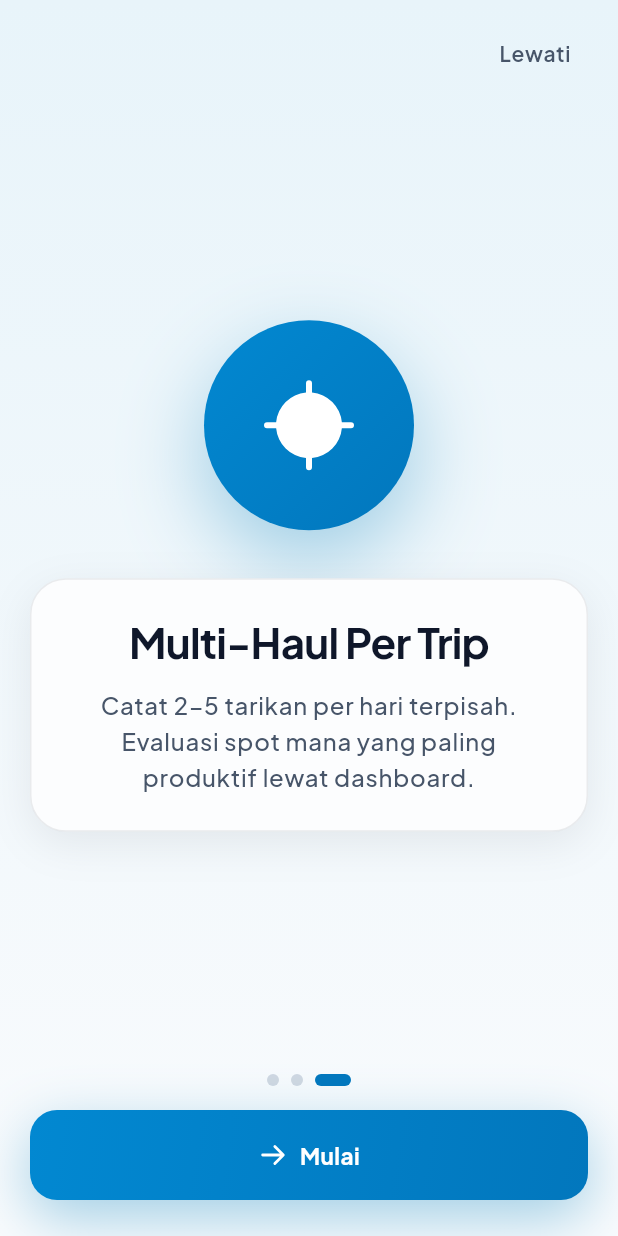
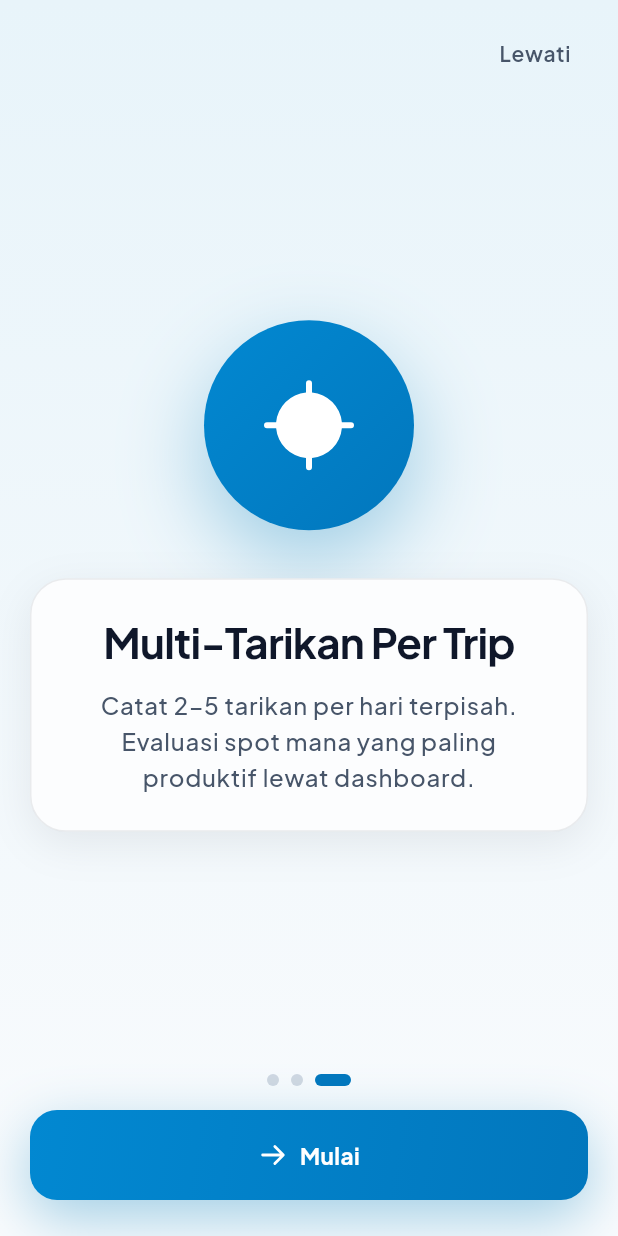
Before and after one commit to ssukahisyam/Langgeng-Sea, a Flutter app: the screen it shows after launch, swiped to page 3, on a phone screen of 412 x 824 dp. Run offline on Flutter 3.47's test engine with Material 3 defaults, Android fonts, the phone set to English and light mode, and no system bars; our stand-ins replace drift, file_picker, fl_chart, flutter_map, flutter_riverpod, geolocator and 6 more; missing offline and left inert: flutter_map_tile_caching; accounts and stored records are empty; generated files the repository leaves out were written again; project files that could hold a hidden picture were left out.

Commit message:
feat(copy): rename 'Haul' -> 'Tarikan' in user-facing UI (Track D)
- app_strings: MULAI TEBAR TRAWL -> MULAI, ANGKAT TRAWL -> BERHENTI,
  Haul Berikutnya -> Tarikan Berikutnya, MEREKAM HAUL -> MEREKAM TARIKAN,
  Belum Ada Marker -> Belum Ada Penanda
- Haul.displayName fallback: 'Haul #N' -> 'Tarikan #N'
- haul_summary_sheet: pill, hint, helper, label, a11y updated
- haul_detail_screen: AppBar, eyebrow, snackbar, ItemOptions, delete
- trip_detail_screen: section, empty state, delete body
- map_screen: recovery dialog, overlay chip, semantic labels, subtitle
- dashboard, trip_card, import, onboarding, dashboard_stats_provider

Domain/DAO/DB table names kept as 'haul' (not breaking storage).

```diff
--- a/app/lib/core/constants/app_strings.dart
+++ b/app/lib/core/constants/app_strings.dart
@@ -13,17 +13,17 @@ class AppStrings {
   static const String tabSettings = 'Pengaturan';
 
   // Tracking
-  static const String startTrawl = 'MULAI TEBAR TRAWL';
-  static const String stopTrawl = 'ANGKAT TRAWL';
+  static const String startTrawl = 'MULAI';
+  static const String stopTrawl = 'BERHENTI';
   static const String startTrip = 'MULAI TRIP';
   static const String endTrip = 'Akhiri Trip';
-  static const String nextHaul = 'Haul Berikutnya';
+  static const String nextHaul = 'Tarikan Berikutnya';
   static const String fillLogBook = 'Isi Log Book';
 
   // Status
   static const String noTrip = 'Belum Trip';
   static const String tripActive = 'Trip Aktif';
-  static const String recording = 'MEREKAM HAUL';
+  static const String recording = 'MEREKAM TARIKAN';
   static const String completed = 'Selesai';
   static const String readyToSail = 'Siap Melaut';
 
@@ -55,7 +55,7 @@ class AppStrings {
   // Empty states
   static const String emptyHistoryTitle = 'Belum Ada Trip';
   static const String emptyHistorySub = 'Mulai trip pertama Anda dari tab Peta.';
-  static const String emptyMarkersTitle = 'Belum Ada Marker';
+  static const String emptyMarkersTitle = 'Belum Ada Penanda';
   static const String emptyMarkersSub =
-      'Tekan lama di peta untuk menandai lokasi penting.';
+      'Tekan tombol + di peta untuk menandai lokasi penting.';
 }
--- a/app/lib/features/dashboard/data/dashboard_stats_provider.dart
+++ b/app/lib/features/dashboard/data/dashboard_stats_provider.dart
@@ -144,11 +144,11 @@ final dashboardStatsProvider = FutureProvider<DashboardStats>((ref) async {
       .toList()
     ..sort((a, b) => a.date.compareTo(b.date));
 
-  // Top 5 spots — haul name (or "Haul #N") ranked by catch from that haul
+  // Top 5 spots — haul name (or "Tarikan #N") ranked by catch from that haul
   final haulCatch = <String, double>{}; // haulId -> total kg
   final haulNames = <String, String>{}; // haulId -> display name
   for (final haul in hauls) {
-    haulNames[haul.id] = haul.name ?? 'Haul #${haul.orderIndex}';
+    haulNames[haul.id] = haul.name ?? 'Tarikan #${haul.orderIndex}';
   }
   // Map log entries by haulId to get catch per haul
   for (final entry in logEntries) {
@@ -166,7 +166,7 @@ final dashboardStatsProvider = FutureProvider<DashboardStats>((ref) async {
   final topSpots = haulCatch.entries
       .where((e) => e.value > 0)
       .map((e) => TopSpot(
-            name: haulNames[e.key] ?? 'Haul',
+            name: haulNames[e.key] ?? 'Tarikan',
             catchKg: e.value,
           ))
       .toList()
--- a/app/lib/features/dashboard/presentation/dashboard_screen.dart
+++ b/app/lib/features/dashboard/presentation/dashboard_screen.dart
@@ -265,7 +265,7 @@ class _HeroCard extends StatelessWidget {
               borderRadius: BorderRadius.circular(AppSizes.radiusPill),
             ),
             child: Text(
-              '${stats.haulCount} haul dalam ${stats.tripCount} trip',
+              '${stats.haulCount} tarikan dalam ${stats.tripCount} trip',
               style: text.labelSmall?.copyWith(
                 color: context.colors.primary,
                 fontWeight: FontWeight.w600,
@@ -291,7 +291,7 @@ class _MetricGrid extends StatelessWidget {
     final distanceKm = stats.totalDistanceMeters / 1000;
     final items = [
       (PhosphorIconsBold.boat, 'Trip', '${stats.tripCount}'),
-      (PhosphorIconsBold.arrowsClockwise, 'Haul', '${stats.haulCount}'),
+      (PhosphorIconsBold.arrowsClockwise, 'Tarikan', '${stats.haulCount}'),
       (
         PhosphorIconsBold.path,
         'Jarak',
--- a/app/lib/features/export_import/presentation/import_screen.dart
+++ b/app/lib/features/export_import/presentation/import_screen.dart
@@ -300,7 +300,7 @@ class _PreviewCard extends StatelessWidget {
             children: [
               _StatItem(
                 icon: PhosphorIconsBold.anchor,
-                label: '${preview.haulCount} Haul',
+                label: '${preview.haulCount} Tarikan',
               ),
               const SizedBox(width: AppSizes.sp5),
               _StatItem(
--- a/app/lib/features/history/presentation/haul_detail_screen.dart
+++ b/app/lib/features/history/presentation/haul_detail_screen.dart
@@ -72,7 +72,7 @@ class HaulDetailScreen extends ConsumerWidget {
         icon: const Icon(PhosphorIconsRegular.arrowLeft),
       ),
       title: Text(
-        'Haul Detail',
+        'Detail Tarikan',
         style: text.titleLarge?.copyWith(fontWeight: FontWeight.w800),
       ),
       actions: [
@@ -98,7 +98,7 @@ class HaulDetailScreen extends ConsumerWidget {
       ScaffoldMessenger.of(context).showSnackBar(
         const SnackBar(
           content: Text(
-              'Selesaikan haul terlebih dulu (tekan "Angkat Trawl").'),
+              'Selesaikan tarikan terlebih dulu (tekan "Berhenti").'),
           duration: Duration(seconds: 2),
         ),
       );
@@ -117,7 +117,7 @@ class HaulDetailScreen extends ConsumerWidget {
       case ItemOption.rename:
         final newName = await RenameDialog.show(
           context,
-          title: 'Ubah Nama Haul',
+          title: 'Ubah Nama Tarikan',
           initial: haul.name ?? '',
           hint: 'Contoh: Spot Utara Pagi',
         );
@@ -128,8 +128,8 @@ class HaulDetailScreen extends ConsumerWidget {
       case ItemOption.delete:
         final confirmed = await DeleteConfirmDialog.show(
           context,
-          title: 'Hapus Haul?',
-          body: 'Semua titik GPS dan catatan yang terkait haul ini '
+          title: 'Hapus Tarikan?',
+          body: 'Semua titik GPS dan catatan yang terkait tarikan ini '
               'akan ikut terhapus. Tindakan ini tidak dapat dibatalkan.',
         );
         if (!confirmed || !context.mounted) return;
@@ -219,7 +219,7 @@ class _Hero extends StatelessWidget {
         crossAxisAlignment: CrossAxisAlignment.start,
         children: [
           Text(
-            'HAUL #${haul.orderIndex} · '
+            'TARIKAN #${haul.orderIndex} · '
             '${Formatters.sectionDate(haul.startedAt).toUpperCase()} · '
             '$startClock - $endClock',
             style: text.labelSmall?.copyWith(
@@ -494,7 +494,7 @@ class _ErrorState extends StatelessWidget {
           children: [
             Icon(PhosphorIconsFill.warning, size: 48, color: tokens.danger),
             const SizedBox(height: AppSizes.sp3),
-            Text('Gagal memuat haul', style: text.titleMedium),
+            Text('Gagal memuat tarikan', style: text.titleMedium),
             const SizedBox(height: AppSizes.sp2),
             Text(
               message,
@@ -526,10 +526,10 @@ class _NotFoundState extends StatelessWidget {
               color: tokens.textTertiary,
             ),
             const SizedBox(height: AppSizes.sp3),
-            Text('Haul tidak ditemukan', style: text.titleMedium),
+            Text('Tarikan tidak ditemukan', style: text.titleMedium),
             const SizedBox(height: AppSizes.sp2),
             Text(
-              'Haul ini mungkin sudah dihapus.',
+              'Tarikan ini mungkin sudah dihapus.',
               style: text.bodySmall?.copyWith(color: tokens.textSecondary),
             ),
           ],
--- a/app/lib/features/history/presentation/trip_detail_screen.dart
+++ b/app/lib/features/history/presentation/trip_detail_screen.dart
@@ -128,7 +128,7 @@ class TripDetailScreen extends ConsumerWidget {
         final confirmed = await DeleteConfirmDialog.show(
           context,
           title: 'Hapus Trip?',
-          body: 'Semua haul, titik GPS, dan log yang terkait akan '
+          body: 'Semua tarikan, titik GPS, dan log yang terkait akan '
               'ikut terhapus. Tindakan ini tidak dapat dibatalkan.',
         );
         if (!confirmed || !context.mounted) return;
@@ -215,7 +215,7 @@ class _Body extends StatelessWidget {
         Padding(
           padding: const EdgeInsets.only(left: 4, bottom: AppSizes.sp2),
           child: Text(
-            '${hauls.length} HAUL',
+            '${hauls.length} TARIKAN',
             style: text.labelSmall?.copyWith(
               color: tokens.textTertiary,
               letterSpacing: 1,
@@ -496,7 +496,7 @@ class _EmptyHauls extends StatelessWidget {
           const SizedBox(width: AppSizes.sp2),
           Expanded(
             child: Text(
-              'Trip ini belum punya haul.',
+              'Trip ini belum punya tarikan.',
               style: text.bodyMedium?.copyWith(color: tokens.textSecondary),
             ),
           ),
--- a/app/lib/features/history/presentation/widgets/trip_card.dart
+++ b/app/lib/features/history/presentation/widgets/trip_card.dart
@@ -63,7 +63,7 @@ class TripCard extends StatelessWidget {
                     ),
                     const SizedBox(height: 2),
                     Text(
-                      '$startClock - $endClock · ${summary.haulCount} haul',
+                      '$startClock - $endClock · ${summary.haulCount} tarikan',
                       style: text.bodySmall?.copyWith(
                         color: tokens.textTertiary,
                         fontSize: 12,
--- a/app/lib/features/map/presentation/map_screen.dart
+++ b/app/lib/features/map/presentation/map_screen.dart
@@ -258,10 +258,10 @@ class _MapScreenState extends ConsumerState<MapScreen>
         ),
         icon: Icon(PhosphorIconsFill.warningCircle,
             color: tokens.warning, size: 36),
-        title: Text('Haul Belum Selesai', style: text.titleLarge),
+        title: Text('Tarikan Belum Selesai', style: text.titleLarge),
         content: Text(
           '${orphan.displayName()} masih tercatat sedang merekam. '
-          'Anda bisa melanjutkan tracking atau menutup haul dengan data '
+          'Anda bisa melanjutkan tracking atau menutup tarikan dengan data '
           'yang sudah terkumpul.',
           style: text.bodyMedium?.copyWith(color: tokens.textSecondary),
         ),
@@ -713,7 +713,7 @@ class _OverlayContextChip extends ConsumerWidget {
         if (render == null) return ('Semua Riwayat', 'Memuat…');
         return (
           'Semua Riwayat',
-          '$tripHeadCount haul selesai',
+          '$tripHeadCount tarikan selesai',
         );
       case MapOverlaySingleTrip(tripId: final id):
         final tripAsync = ref.watch(tripByIdProvider(id));
@@ -721,14 +721,14 @@ class _OverlayContextChip extends ConsumerWidget {
         final titleBase = _tripTitle(trip);
         final countLabel = render == null
             ? 'Memuat…'
-            : '$tripHeadCount haul';
+            : '$tripHeadCount tarikan';
         return ('Trip: $titleBase', countLabel);
       case MapOverlaySingleHaul(haulId: final id):
         final haulAsync = ref.watch(haulByIdProvider(id));
         final haul = haulAsync.asData?.value;
         final title = haul == null
-            ? 'Haul'
-            : 'Haul #${haul.orderIndex}: ${haul.displayName()}';
+            ? 'Tarikan'
+            : 'Tarikan #${haul.orderIndex}: ${haul.displayName()}';
         final subtitle = haul == null
             ? 'Memuat…'
             : Formatters.sectionDate(haul.startedAt);
@@ -874,7 +874,7 @@ class _ActionPanel extends StatelessWidget {
             ),
             const SizedBox(height: AppSizes.sp3),
             Semantics(
-              label: 'Angkat trawl, selesaikan rekam haul',
+              label: 'Berhenti merekam tarikan',
               button: true,
               child: PrimaryActionButton(
                 label: AppStrings.stopTrawl,
@@ -932,7 +932,7 @@ class _ActionPanel extends StatelessWidget {
           ),
           const SizedBox(height: AppSizes.sp3),
           Semantics(
-            label: 'Mulai tebar trawl, rekam haul baru',
+            label: 'Mulai merekam tarikan baru',
             button: true,
             child: PrimaryActionButton(
               label: AppStrings.startTrawl,
@@ -954,7 +954,7 @@ class _ActionPanel extends StatelessWidget {
   }) {
     if (!hasPermission) return 'Aktifkan lokasi untuk merekam';
     if (!hasFix) return 'Menunggu sinyal GPS…';
-    if (state.hasTrip) return 'Tekan untuk haul berikutnya';
-    return 'Siap rekam haul pertama';
+    if (state.hasTrip) return 'Tekan untuk tarikan berikutnya';
+    return 'Siap rekam tarikan pertama';
   }
 }
--- a/app/lib/features/onboarding/presentation/onboarding_screen.dart
+++ b/app/lib/features/onboarding/presentation/onboarding_screen.dart
@@ -41,7 +41,7 @@ class _OnboardingScreenState extends State<OnboardingScreen> {
     ),
     _OnboardingSlide(
       icon: PhosphorIconsFill.gps,
-      title: 'Multi-Haul Per Trip',
+      title: 'Multi-Tarikan Per Trip',
       body: 'Catat 2–5 tarikan per hari terpisah. Evaluasi spot mana yang '
           'paling produktif lewat dashboard.',
     ),
--- a/app/lib/features/tracking/domain/entities/haul.dart
+++ b/app/lib/features/tracking/domain/entities/haul.dart
@@ -37,7 +37,7 @@ class Haul {
   /// 1-based position within the parent trip (Haul #1, #2, …).
   final int orderIndex;
 
-  /// Optional user-given name. Falls back to "Haul #N" in UI if null.
+  /// Optional user-given name. Falls back to "Tarikan #N" in UI if null.
   final String? name;
 
   final DateTime startedAt;
@@ -63,8 +63,8 @@ class Haul {
 
   Duration get duration => Duration(seconds: durationSeconds);
 
-  /// Display name: user-given or "Haul #N" fallback.
-  String displayName() => name ?? 'Haul #$orderIndex';
+  /// Display name: user-given or "Tarikan #N" fallback.
+  String displayName() => name ?? 'Tarikan #$orderIndex';
 
   bool get isRecording => status == HaulStatus.recording;
 
--- a/app/lib/features/tracking/presentation/widgets/haul_summary_sheet.dart
+++ b/app/lib/features/tracking/presentation/widgets/haul_summary_sheet.dart
@@ -145,7 +145,7 @@ class _HaulSummarySheetState extends ConsumerState<HaulSummarySheet> {
                         Icon(PhosphorIconsBold.checkCircle,
                             size: 14, color: tokens.success),
                         const SizedBox(width: 4),
-                        Text('HAUL SELESAI',
+                        Text('TARIKAN SELESAI',
                             style: text.labelSmall?.copyWith(
                               color: tokens.success,
                               fontWeight: FontWeight.w800,
@@ -163,7 +163,7 @@ class _HaulSummarySheetState extends ConsumerState<HaulSummarySheet> {
                 ],
               ),
               const SizedBox(height: AppSizes.sp3),
-              Text('Haul #${h.orderIndex}',
+              Text('Tarikan #${h.orderIndex}',
                   style: text.bodySmall?.copyWith(
                     color: tokens.textTertiary,
                     fontWeight: FontWeight.w600,
@@ -177,7 +177,7 @@ class _HaulSummarySheetState extends ConsumerState<HaulSummarySheet> {
                 decoration: InputDecoration(
                   isDense: true,
                   border: InputBorder.none,
-                  hintText: 'Nama haul (opsional)',
+                  hintText: 'Nama tarikan (opsional)',
                   hintStyle: text.headlineSmall?.copyWith(
                     color: tokens.textTertiary,
                     fontWeight: FontWeight.w600,
@@ -313,7 +313,7 @@ class _ColorPicker extends StatelessWidget {
         if (value == null) ...[
           const SizedBox(height: 6),
           Text(
-            'Pilih warna agar haul ini mudah dikenali di peta & riwayat.',
+            'Pilih warna agar tarikan ini mudah dikenali di peta & riwayat.',
             style: text.bodySmall?.copyWith(
               color: tokens.textTertiary,
               fontSize: 11,
@@ -340,7 +340,7 @@ class _ColorSwatch extends StatelessWidget {
   Widget build(BuildContext context) {
     final tokens = context.tokens;
     return Semantics(
-      label: 'Warna haul: ${entry.label}',
+      label: 'Warna tarikan: ${entry.label}',
       selected: selected,
       button: true,
       child: InkWell(
```
